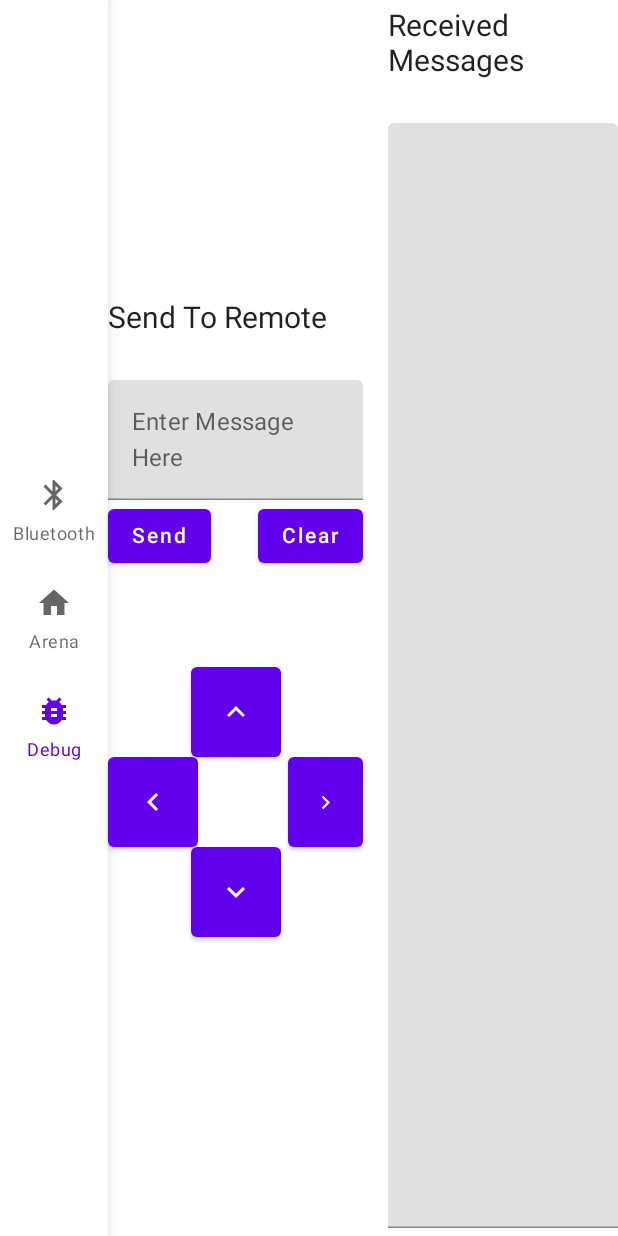
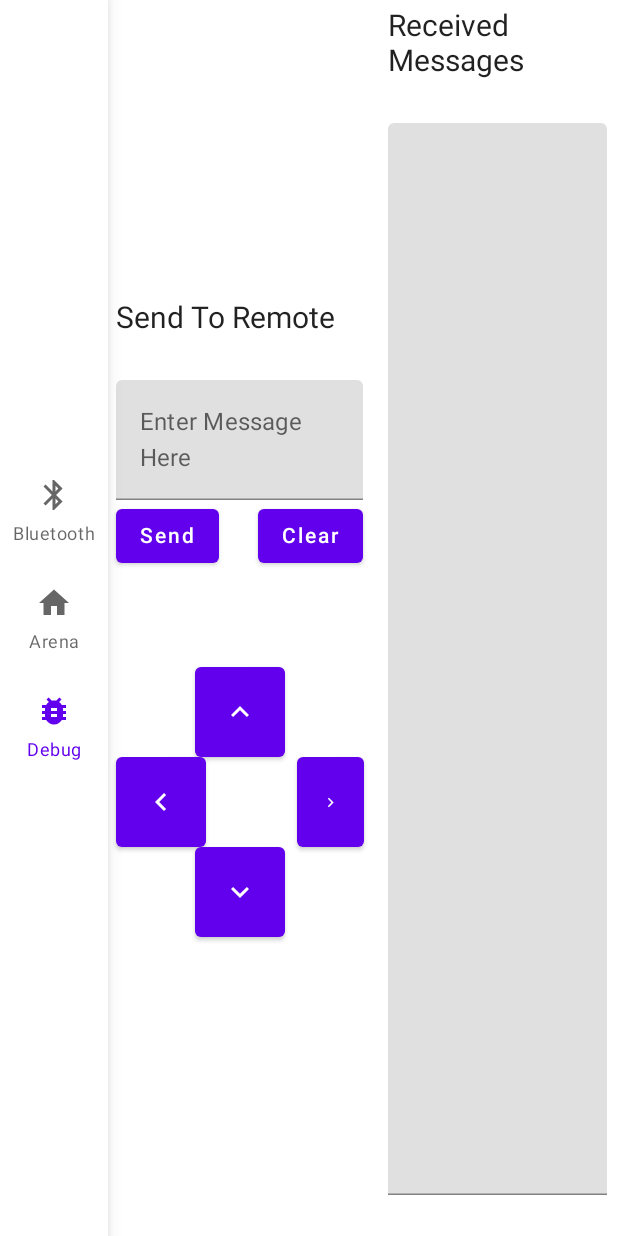
Before and after one commit to NTU-MDP-Group-15/MDP, an Android app built with Jetpack Compose: the DebugScreen screen opened through its navigation route, on a phone screen of 412 x 824 dp. Run offline under Robolectric (Android 15) with nearby library versions, the phone set to English and light mode, and no system bars.

```diff
--- a/Android/Code/app/src/main/java/com/example/code/ui/screens/arena/ArenaScreen.kt
+++ b/Android/Code/app/src/main/java/com/example/code/ui/screens/arena/ArenaScreen.kt
@@ -60,7 +60,9 @@ fun ArenaScreen(
             Spacer(modifier = Modifier.padding(bottom = spacerDP))
             Text(text = "Robot Status", fontSize = 20.sp)
             TextField(
-                modifier = Modifier.fillMaxWidth(0.95f),
+                modifier = Modifier
+                    .fillMaxWidth(0.95f)
+                    .fillMaxHeight(0.3f),
                 value = arenaUiState.robotStatusMessage,
                 onValueChange = {},
                 readOnly = true
@@ -73,11 +75,11 @@ fun ArenaScreen(
                 arenaUiState = arenaUiState
             )
             Spacer(modifier = Modifier.padding(bottom = 15.dp))
-            ClearObstacles(viewModel = viewModel)
-            Spacer(modifier = Modifier.padding(bottom = spacerDP))
             Row(){
+                ClearObstacles(viewModel = viewModel)
+                Spacer(modifier = Modifier.padding(5.dp))
                 SendObstacles(bluetoothService = bluetoothService, arenaUiState = arenaUiState)
-                Spacer(modifier = Modifier.padding(spacerDP))
+                Spacer(modifier = Modifier.padding(5.dp))
                 StartRobot(bluetoothService = bluetoothService)
             }
         }
@@ -174,10 +176,6 @@ fun GridBox(
                 LaunchedEffect(key1 = obstacle) {
                     if (obstacle.xPos != null && obstacle.xPos != xCoordinate) {
                         viewModel.removeObstacle(obstacleID = obstacle.id)
-//                        MessageService.sendSubObstacle(
-//                            bts = bluetoothService,
-//                            id = obstacle.id,
-//                        )
                         viewModel.repositionObstacle(
                             Obstacle(
                                 id = obstacle.id,
@@ -186,17 +184,6 @@ fun GridBox(
                                 facing = obstacle.facing
                             )
                         )
-                        /*MessageService.sendAddObstacle(
-                            bts = bluetoothService,
-                            id = obstacle.id,
-                            x = xCoordinate,
-                            y = yCoordinate
-                        )
-                        MessageService.sendObstacleFacing(
-                            bts = bluetoothService,
-                            id = obstacle.id,
-                            facing = obstacle.facing!!
-                        )*/
                     } else if (obstacle.xPos != null) {
                         // do nothing
                     } else {
@@ -209,17 +196,6 @@ fun GridBox(
                                 facing = "N"
                             )
                         )
-//                        MessageService.sendAddObstacle(
-//                            bts = bluetoothService,
-//                            id = id,
-//                            x = xCoordinate,
-//                            y = yCoordinate
-//                        )
-//                        MessageService.sendObstacleFacing(
-//                            bts = bluetoothService,
-//                            id = id,
-//                            facing = "N"
-//                        )
                     }
                 }
             }
@@ -391,6 +367,10 @@ fun TaskModeInput(viewModel: ArenaViewModel) {
     Row(
         verticalAlignment = Alignment.CenterVertically
     ) {
+        Text(
+            text = "Task:",
+            fontWeight = FontWeight.Bold,
+        )
         taskModes.forEach { task ->
             Row(
                 verticalAlignment = Alignment.CenterVertically
@@ -418,6 +398,11 @@ fun ObstacleInput(
     Row(
         verticalAlignment = Alignment.CenterVertically
     ) {
+        Text(
+            text = "Obstacles:",
+            fontWeight = FontWeight.Bold,
+            modifier = Modifier.padding(end = 5.dp)
+        )
         DragTarget(
             dataToDrop = Obstacle(id = arenaUiState.nextObsID, facing = "N")
         ) {
@@ -442,10 +427,6 @@ fun ObstacleInput(
             if (obstacle != null) {
                 LaunchedEffect(key1 = obstacle) {
                     viewModel.removeObstacle(obstacleID = obstacle.id)
-//                    MessageService.sendSubObstacle(
-//                        bts = bluetoothService,
-//                        id = obstacle.id,
-//                    )
                 }
             }
             if (isInBound) {
--- a/Android/Code/app/src/main/java/com/example/code/ui/screens/debug/DebugScreen.kt
+++ b/Android/Code/app/src/main/java/com/example/code/ui/screens/debug/DebugScreen.kt
@@ -31,7 +31,8 @@ fun DebugScreen(
         Column(
             modifier = Modifier
                 .fillMaxWidth(0.5f)
-                .fillMaxHeight(1f),
+                .fillMaxHeight(1f)
+                .padding(start = 5.dp),
             verticalArrangement = Arrangement.Center
         ) {
             Text(text = "Send To Remote", fontSize = 20.sp)
@@ -66,8 +67,8 @@ fun DebugScreen(
             Spacer(modifier = Modifier.height(30.dp))
             TextField(
                 modifier = Modifier
-                    .fillMaxHeight(1f)
-                    .fillMaxWidth(1f),
+                    .fillMaxHeight(0.97f)
+                    .fillMaxWidth(0.95f),
                 value = bluetoothUiState.receivedMessages,
                 onValueChange = {},
                 readOnly = true
--- a/Android/Code/app/src/main/java/com/example/code/ui/viewmodels/ArenaViewModel.kt
+++ b/Android/Code/app/src/main/java/com/example/code/ui/viewmodels/ArenaViewModel.kt
@@ -79,11 +79,6 @@ class ArenaViewModel : ViewModel() {
                 )
             )
         }
-//        MessageService.sendObstacleFacing(
-//            bts = bluetoothService,
-//            id = obstacle.id,
-//            facing = facing
-//        )
     }
 
     // Remove Obstacle
```
Also changed, not shown: Android/Code/app/src/main/java/com/example/code/MainActivity.kt (+0 -7 lines), Android/Code/app/src/main/java/com/example/code/service/BluetoothService.kt (+0 -9 lines), Android/Code/app/src/main/res/drawable/east_robot.xml (deleted, +0 -9 lines), Android/Code/app/src/main/res/drawable/north_robot.xml (deleted, +0 -9 lines), Android/Code/app/src/main/res/drawable/south_robot.xml (deleted, +0 -9 lines), Android/Code/app/src/main/res/drawable/west_robot.xml (deleted, +0 -9 lines).
